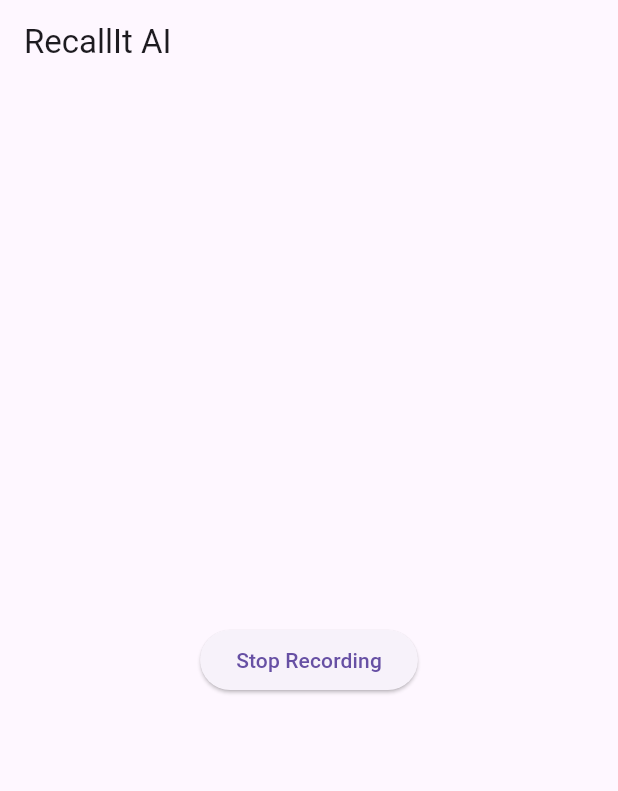
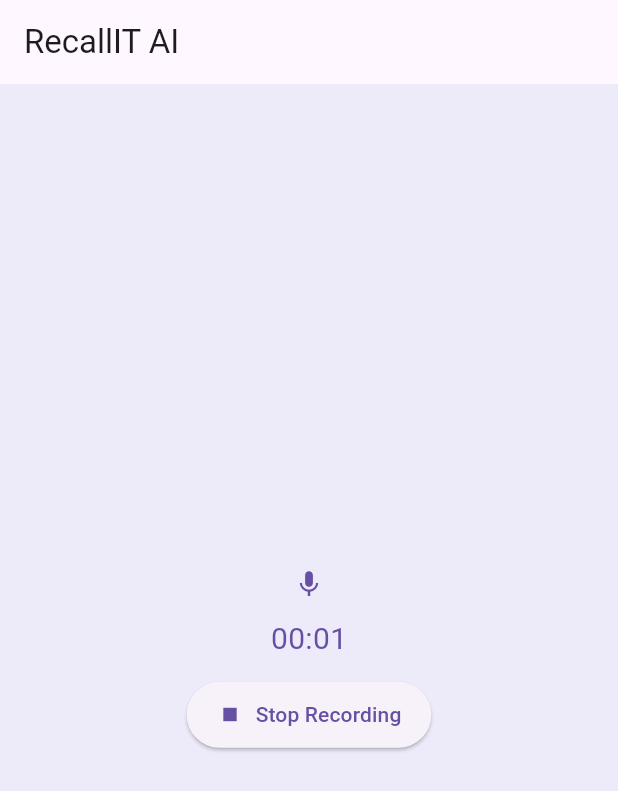
Before and after one commit to ganeshsivanathan/recallit-ai, a Flutter app: the screen it shows after launch, after a tap on "Start Recording", on a phone screen of 412 x 824 dp. Shown: the top 791 px of the screen. Run offline on Flutter 3.47's test engine with Material 3 defaults, Android fonts, the phone set to English and light mode, and no system bars.

Commit message:
start and stop with mic icon for user to indicate that he is recording something

```diff
--- a/lib/main.dart
+++ b/lib/main.dart
@@ -1,109 +1,21 @@
 import 'package:flutter/material.dart';
-import 'package:flutter_sound/flutter_sound.dart';
-import 'package:permission_handler/permission_handler.dart';
-import 'package:path_provider/path_provider.dart';
-import 'dart:io';
+import 'screens/recorder_screen.dart';
 
-void main() async {
-  WidgetsFlutterBinding.ensureInitialized(); // ✅ Important for plugin safety
-  runApp(RecallItApp());
+void main() {
+  runApp(const MyApp());
 }
 
-class RecallItApp extends StatelessWidget {
+class MyApp extends StatelessWidget {
+  const MyApp({super.key});
+
   @override
   Widget build(BuildContext context) {
     return MaterialApp(
       title: 'RecallIt AI',
-      home: VoiceRecorder(),
+      theme: ThemeData(
+        primarySwatch: Colors.blue,
+      ),
+      home: const RecorderScreen(), // Your recording screen
     );
   }
 }
-
-class VoiceRecorder extends StatefulWidget {
-  @override
-  _VoiceRecorderState createState() => _VoiceRecorderState();
-}
-
-class _VoiceRecorderState extends State<VoiceRecorder> {
-  FlutterSoundRecorder _recorder = FlutterSoundRecorder();
-  bool _isRecording = false;
-  bool _isRecorderReady = false;
-  String? _filePath;
-
-  @override
-  void initState() {
-    super.initState();
-    _init();
-  }
-
-  Future<void> _init() async {
-    print('[RecallIt] Initializing recorder...');
-    if (Platform.isIOS || Platform.isAndroid) {
-      final status = await Permission.microphone.request();
-      print('[RecallIt] Mic permission status: $status');
-    }
-
-    try {
-      await _recorder.openRecorder();
-      print('[RecallIt] Recorder opened!');
-      setState(() {
-        _isRecorderReady = true;
-      });
-    } catch (e) {
-      print('[RecallIt] Error opening recorder: $e');
-    }
-  }
-
-  Future<void> _startRecording() async {
-    if (!_isRecorderReady) return;
-
-    Directory tempDir = await getTemporaryDirectory();
-    _filePath = '${tempDir.path}/voice_record.aac';
-
-    await _recorder.startRecorder(
-      toFile: _filePath,
-      codec: Codec.aacADTS,
-    );
-
-    setState(() {
-      _isRecording = true;
-    });
-  }
-
-  Future<void> _stopRecording() async {
-    await _recorder.stopRecorder();
-
-    setState(() {
-      _isRecording = false;
-    });
-
-    print('[RecallIt] Audio file saved at: $_filePath');
-  }
-
-  @override
-  void dispose() {
-    _recorder.closeRecorder();
-    super.dispose();
-  }
-
-  @override
-  Widget build(BuildContext context) {
-    return Scaffold(
-      appBar: AppBar(title: Text('RecallIt AI')),
-      body: Center(
-        child: ElevatedButton(
-          onPressed: !_isRecorderReady
-              ? null
-              : (_isRecording ? _stopRecording : _startRecording),
-          child: Text(
-            !_isRecorderReady
-                ? 'Initializing...'
-                : _isRecording
-                    ? 'Stop Recording'
-                    : 'Start Recording',
-          ),
-        ),
-      ),
-    );
-  }
-}
--- /dev/null
+++ b/lib/screens/recorder_screen.dart
@@ -0,0 +1,55 @@
+import 'package:flutter/material.dart';
+import '../widgets/recording_indicator.dart';
+
+class RecorderScreen extends StatefulWidget {
+  const RecorderScreen({super.key});
+
+  @override
+  State<RecorderScreen> createState() => _RecorderScreenState();
+}
+
+class _RecorderScreenState extends State<RecorderScreen> {
+  bool _isRecording = false;
+
+  void _startRecording() {
+    setState(() {
+      _isRecording = true;
+    });
+
+    // TODO: Start your actual recording logic here
+    print('Recording started');
+  }
+
+  void _stopRecording() {
+    setState(() {
+      _isRecording = false;
+    });
+
+    // TODO: Stop your actual recording logic here
+    print('Recording stopped');
+  }
+
+  @override
+  Widget build(BuildContext context) {
+    return Scaffold(
+    backgroundColor: Color(0xFFEDEBFA), // light gray,
+      appBar: AppBar(title: const Text('RecallIT AI')),
+      body: Center(
+        child: _isRecording
+            ? RecordingIndicator(onStop: _stopRecording)
+            : ElevatedButton.icon(
+                style: ElevatedButton.styleFrom(
+                    foregroundColor: Color(0xFF6750A4),
+                  padding: const EdgeInsets.symmetric(
+                    horizontal: 20,
+                    vertical: 12,
+                  ),
+                ),
+                onPressed: _startRecording,
+                icon: const Icon(Icons.mic),
+                label: const Text("Start Recording"),
+              ),
+      ),
+    );
+  }
+}
--- /dev/null
+++ b/lib/widgets/recording_indicator.dart
@@ -0,0 +1,95 @@
+// lib/widgets/recording_indicator.dart
+
+import 'dart:async';
+import 'package:flutter/material.dart';
+
+class RecordingIndicator extends StatefulWidget {
+  final VoidCallback onStop;
+
+  const RecordingIndicator({Key? key, required this.onStop}) : super(key: key);
+
+  @override
+  State<RecordingIndicator> createState() => _RecordingIndicatorState();
+}
+
+class _RecordingIndicatorState extends State<RecordingIndicator>
+    with SingleTickerProviderStateMixin {
+  late AnimationController _animationController;
+  late Timer _timer;
+  int _recordingDuration = 0;
+
+  @override
+  void initState() {
+    super.initState();
+
+    _animationController = AnimationController(
+      vsync: this,
+      duration: const Duration(milliseconds: 800),
+      lowerBound: 0.8,
+      upperBound: 1.2,
+    )..repeat(reverse: true);
+
+    _timer = Timer.periodic(const Duration(seconds: 1), (timer) {
+      setState(() {
+        _recordingDuration++;
+      });
+    });
+  }
+
+  @override
+  void dispose() {
+    _animationController.dispose();
+    _timer.cancel();
+    super.dispose();
+  }
+
+  String _formatDuration(int seconds) {
+    final minutes = (seconds ~/ 60).toString().padLeft(2, '0');
+    final secs = (seconds % 60).toString().padLeft(2, '0');
+    return "$minutes:$secs";
+  }
+
+  void _stopRecording() {
+    _timer.cancel();
+    _animationController.stop();
+    widget.onStop();
+  }
+
+  @override
+  Widget build(BuildContext context) {
+    final Color recordingColor = Color(0xFF6750A4); // Bluish-purple tone
+    return Column(
+      mainAxisSize: MainAxisSize.min,
+      children: [
+        AnimatedBuilder(
+          animation: _animationController,
+          builder: (context, child) {
+            return Transform.scale(
+              scale: _animationController.value,
+              child: const Icon(
+                Icons.mic,
+                size: 20,
+                color: Color(0xFF6750A4),
+              ),
+            );
+          },
+        ),
+        const SizedBox(height: 12),
+        Text(
+          _formatDuration(_recordingDuration),
+          style: const TextStyle(fontSize: 20, color: Color(0xFF6750A4)),
+        ),
+        const SizedBox(height: 12),
+        ElevatedButton.icon(
+          style: ElevatedButton.styleFrom(
+            foregroundColor: Color(0xFF6750A4),
+            padding: const EdgeInsets.symmetric(horizontal: 20, vertical: 12),
+          ),
+          onPressed: _stopRecording,
+          icon: const Icon(Icons.stop),
+          label: const Text("Stop Recording"),
+        ),
+      ],
+    );
+  }
+}
--- a/pubspec.yaml
+++ b/pubspec.yaml
@@ -31,6 +31,7 @@ dependencies:
   flutter:
     sdk: flutter
   flutter_sound: ^9.2.13
+  flutter_audio_waveforms: ^1.2.1+8
   share_plus: ^7.2.1
   permission_handler: ^11.0.1
   path_provider: ^2.1.1
```
Also changed, not shown: pubspec.lock, 1 other file.
